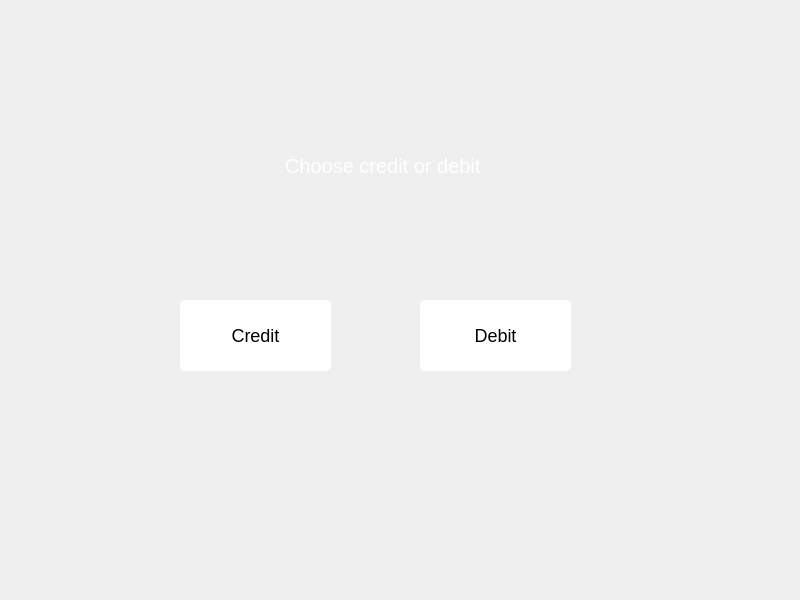
22kmo-project/group_14, file frontend/chooseaccount.ui: the form before one commit.
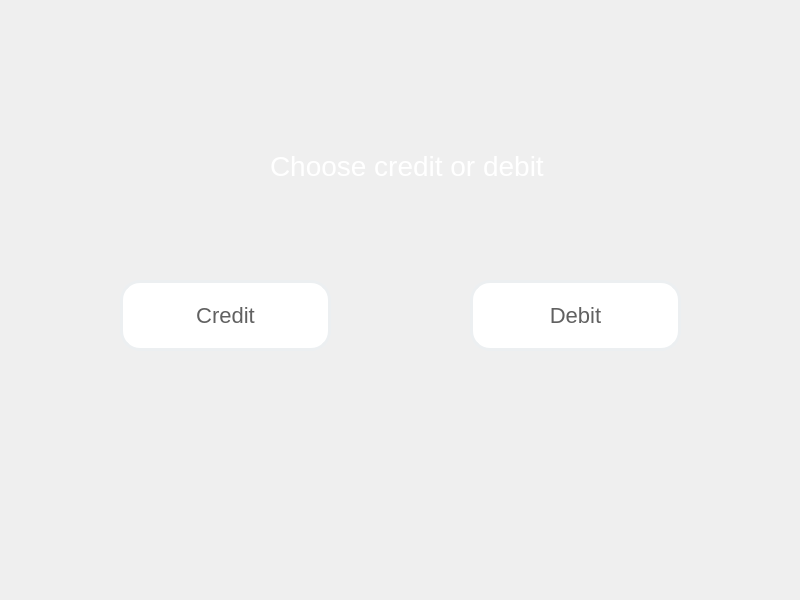
The form after the commit.

Commit message: unifying UI elements across different windows, button & font sizes etc.. + new deposit window

```diff
--- a/frontend/chooseaccount.ui
+++ b/frontend/chooseaccount.ui
@@ -16,9 +16,9 @@
   <widget class="QPushButton" name="creditButton">
    <property name="geometry">
     <rect>
-     <x>180</x>
-     <y>300</y>
-     <width>151</width>
+     <x>120</x>
+     <y>280</y>
+     <width>211</width>
      <height>71</height>
     </rect>
    </property>
@@ -33,10 +33,10 @@
    <property name="styleSheet">
     <string notr="true">QPushButton {
 background-color: rgb(255, 255, 255);
-color: rgb(0, 0, 0);
-border-radius:5px;
-padding:5 5px;
-font-size:18px;
+color: #616161;
+border-radius:20px;
+font-size:22px;
+border:3px solid #ECEFF1;
 }
 QPushButton:hover {
 background-color: rgb(245, 245, 245);
@@ -53,9 +53,9 @@
   <widget class="QPushButton" name="debitButton">
    <property name="geometry">
     <rect>
-     <x>420</x>
-     <y>300</y>
-     <width>151</width>
+     <x>470</x>
+     <y>280</y>
+     <width>211</width>
      <height>71</height>
     </rect>
    </property>
@@ -70,10 +70,10 @@
    <property name="styleSheet">
     <string notr="true">QPushButton {
 background-color: rgb(255, 255, 255);
-color: rgb(0, 0, 0);
-border-radius:5px;
-padding:5 5px;
-font-size:18px;
+color: #616161;
+border-radius:20px;
+font-size:22px;
+border:3px solid #ECEFF1;
 }
 QPushButton:hover {
 background-color: rgb(245, 245, 245);
@@ -92,15 +92,13 @@
     <rect>
      <x>270</x>
      <y>140</y>
-     <width>221</width>
+     <width>411</width>
      <height>51</height>
     </rect>
    </property>
    <property name="styleSheet">
-    <string notr="true">border-radius:5px;
-padding:0 10px;
-color:white;
-font-size:20px;</string>
+    <string notr="true">color:white;
+font-size:28px;</string>
    </property>
    <property name="text">
     <string>Choose credit or debit</string>
```
Left out of the diff: 14 changed lines with no effect on the pictures. The commit also changes 25 other files.
